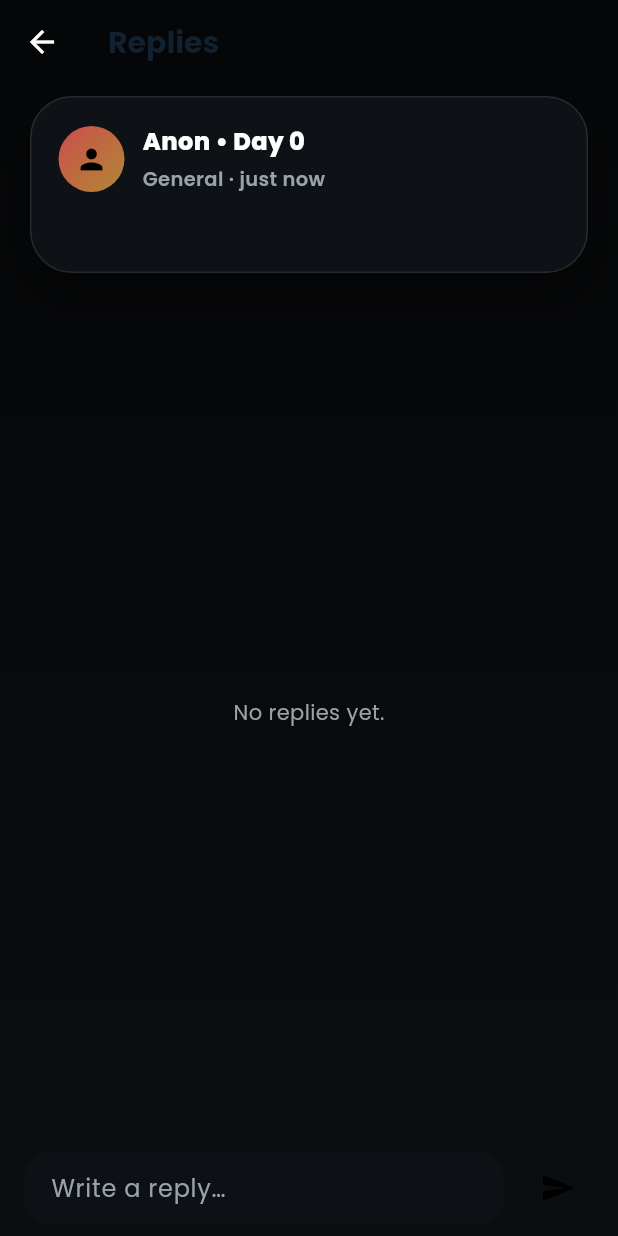
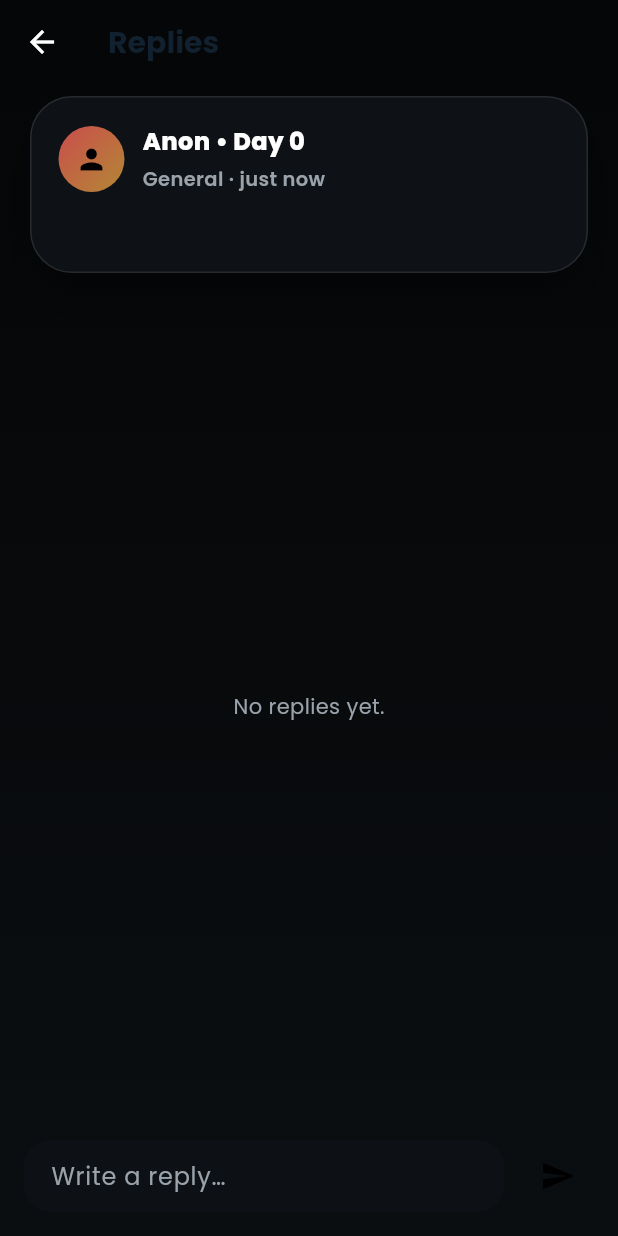
Before and after one commit to sarkodieandy/loseIT, a Flutter app: the CommunityThreadScreen screen opened directly with empty values, on a phone screen of 412 x 824 dp. Run offline on Flutter 3.47's test engine with Material 3 defaults, Android fonts, the phone set to English and light mode, and no system bars; our stand-ins replace audioplayers, fl_chart, flutter_dotenv, flutter_local_notifications, flutter_riverpod, flutter_svg and 11 more; missing offline and left inert: health, purchases_flutter, record; accounts and stored records are empty; network calls fail.

Commit message:
Fix community reply + group chat keyboard overflows

```diff
--- a/lib/features/community/presentation/community_thread_screen.dart
+++ b/lib/features/community/presentation/community_thread_screen.dart
@@ -89,14 +89,10 @@ class _CommunityThreadScreenState extends ConsumerState<CommunityThreadScreen> {
   Widget build(BuildContext context) {
     final postAsync = ref.watch(communityPostProvider(widget.postId));
     final repliesAsync = ref.watch(communityRepliesProvider(widget.postId));
-    final media = MediaQuery.of(context);
-    final bottomInset = media.viewInsets.bottom > media.padding.bottom
-        ? media.viewInsets.bottom
-        : media.padding.bottom;
 
     return Scaffold(
       backgroundColor: _ThreadColors.bgTop,
-      resizeToAvoidBottomInset: false,
+      resizeToAvoidBottomInset: true,
       appBar: AppBar(
         backgroundColor: Colors.transparent,
         elevation: 0,
@@ -267,15 +263,12 @@ class _CommunityThreadScreenState extends ConsumerState<CommunityThreadScreen> {
                   ),
                 ),
               ),
-              AnimatedPadding(
+              SafeArea(
+                top: false,
+                child: AnimatedPadding(
                   duration: const Duration(milliseconds: 180),
                   curve: Curves.easeOut,
-                padding: EdgeInsets.fromLTRB(
-                  16,
-                  8,
-                  16,
-                  8 + bottomInset,
-                ),
+                  padding: const EdgeInsets.fromLTRB(16, 8, 16, 16),
                   child: Row(
                     children: <Widget>[
                       Expanded(
@@ -330,6 +323,7 @@ class _CommunityThreadScreenState extends ConsumerState<CommunityThreadScreen> {
                         ),
                       ),
                     ],
+                  ),
                 ),
               ),
             ],
```
Also changed, not shown: lib/features/community/presentation/group_chat_screen.dart (+6 -13 lines). Lines whose indentation alone changed are shown as unchanged.
